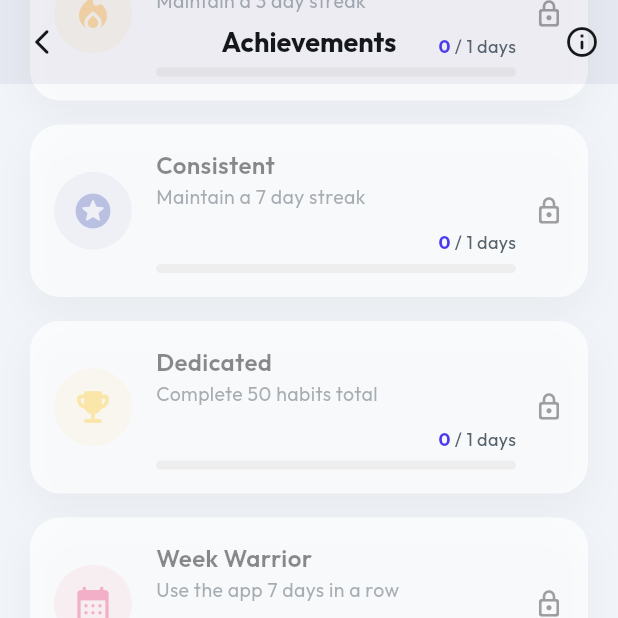
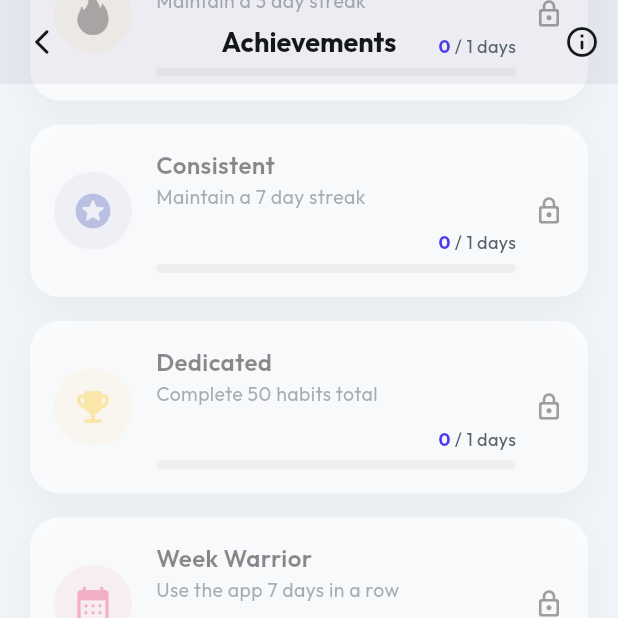
Before and after one commit to SurajChaurasia84/Level-Up, a Flutter app: the AchievementsScreen screen opened directly, scrolled down 576 dp, on a phone screen of 412 x 824 dp, the top half of it. Run offline on Flutter 3.47's test engine with Material 3 defaults, Android fonts, the phone set to English and light mode, and no system bars; our stand-ins replace google_fonts, image_cropper, image_picker, shared_preferences; accounts and stored records are empty.

Commit message:
changed streak icon

```diff
--- a/lib/models/achievement.dart
+++ b/lib/models/achievement.dart
@@ -4,7 +4,8 @@ class Achievement {
   final String id;
   final String title;
   final String description;
-  final IconData icon;
+  final IconData? icon;
+  final String? assetPath;
   final Color color;
   final bool isUnlocked;
   final DateTime? unlockedDate;
@@ -15,7 +16,8 @@ class Achievement {
     required this.id,
     required this.title,
     required this.description,
-    required this.icon,
+    this.icon,
+    this.assetPath,
     required this.color,
     this.isUnlocked = false,
     this.unlockedDate,
--- a/lib/screens/achievements_screen.dart
+++ b/lib/screens/achievements_screen.dart
@@ -125,7 +125,7 @@ class AchievementsScreen extends StatelessWidget {
           const SizedBox(width: 20),
           Column(
             children: [
-              const Icon(Icons.local_fire_department_rounded, color: AppTheme.streakColor, size: 28),
+              Image.asset('assets/fire.png', height: 28, width: 28),
               Text(
                 "$streak",
                 style: AppTheme.lightTheme.textTheme.titleLarge?.copyWith(fontWeight: FontWeight.bold),
@@ -173,11 +173,19 @@ class AchievementsScreen extends StatelessWidget {
               color: achievement.color.withOpacity(isUnlocked ? 0.1 : 0.05),
               shape: BoxShape.circle,
             ),
-            child: Icon(
-              achievement.icon,
-              color: isUnlocked ? achievement.color : achievement.color.withOpacity(0.3),
-              size: 28,
-            ),
+            child: achievement.assetPath != null
+                ? Image.asset(
+                    achievement.assetPath!,
+                    height: 28,
+                    width: 28,
+                    color: isUnlocked ? null : Colors.black.withOpacity(0.3),
+                    colorBlendMode: isUnlocked ? null : BlendMode.srcIn,
+                  )
+                : Icon(
+                    achievement.icon,
+                    color: isUnlocked ? achievement.color : achievement.color.withOpacity(0.3),
+                    size: 28,
+                  ),
           ),
           const SizedBox(width: 16),
           Expanded(
@@ -300,7 +308,7 @@ class AchievementsScreen extends StatelessWidget {
         id: "getting_started",
         title: "Getting Started",
         description: "Maintain a 3 day streak",
-        icon: Icons.local_fire_department_rounded,
+        assetPath: "assets/fire.png",
         color: Colors.orange,
         isUnlocked: streak >= 3,
         unlockedDate: yesterday,
--- a/lib/screens/home_screen.dart
+++ b/lib/screens/home_screen.dart
@@ -72,7 +72,7 @@ class HomeScreen extends StatelessWidget {
             children: [
               Row(
                 children: [
-                  const Icon(Icons.local_fire_department_rounded, color: Color(0xFFFF5963), size: 28),
+                  Image.asset('assets/fire.png', height: 28, width: 28),
                   Text(
                     " ${provider.currentGlobalStreak}",
                     style: const TextStyle(fontSize: 24, fontWeight: FontWeight.bold, color: Color(0xFF14181B)),
--- a/lib/screens/stats_screen.dart
+++ b/lib/screens/stats_screen.dart
@@ -195,7 +195,7 @@ class StatsScreen extends StatelessWidget {
                 ),
                 child: Row(
                   children: [
-                    const Icon(Icons.local_fire_department_rounded, color: AppTheme.streakColor, size: 14),
+                    Image.asset('assets/fire.png', height: 14, width: 14),
                     Text(
                       " ${habit.currentStreak}",
                       style: const TextStyle(color: AppTheme.streakColor, fontWeight: FontWeight.bold, fontSize: 12),
--- a/lib/widgets/habit_card.dart
+++ b/lib/widgets/habit_card.dart
@@ -52,7 +52,7 @@ class HabitCard extends StatelessWidget {
             children: [
               Row(
                 children: [
-                  const Icon(Icons.local_fire_department_rounded, color: Color(0xFFFF5963), size: 16),
+                  Image.asset('assets/fire.png', height: 16, width: 16),
                   Text(
                     " ${habit.currentStreak}",
                     style: const TextStyle(fontWeight: FontWeight.bold, fontSize: 14),
```
